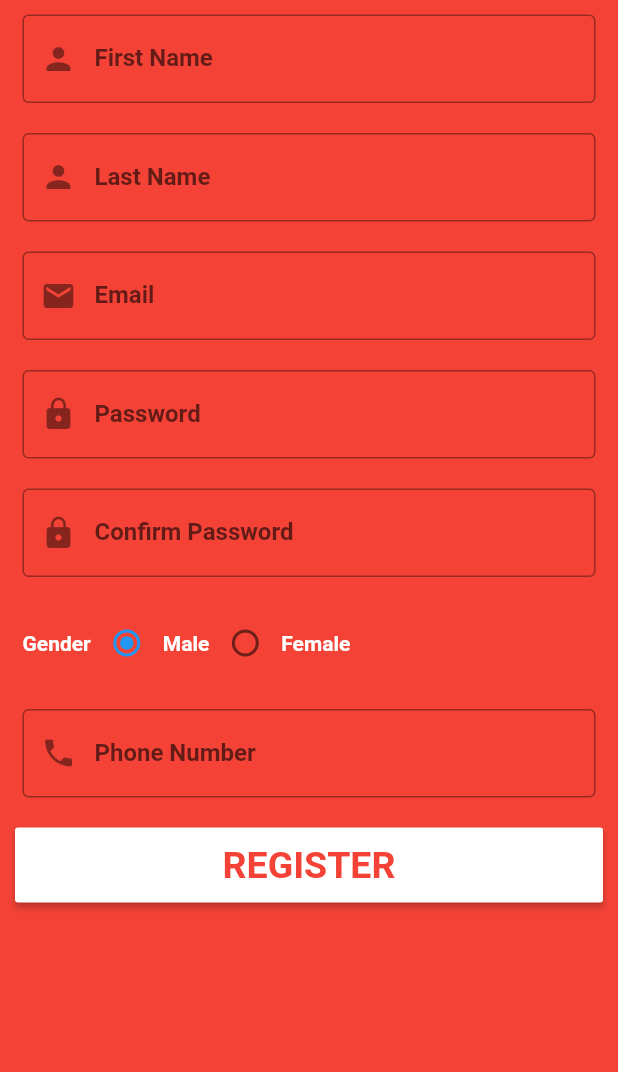
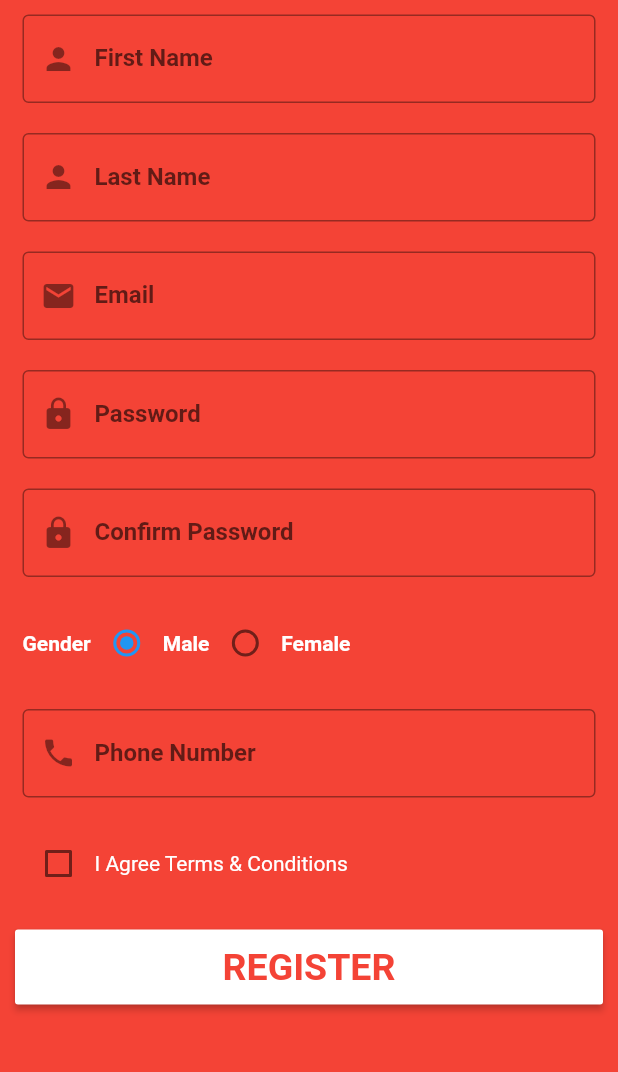
Before and after one commit to prathameshmestry-fresco/flutter-NeoStore, a Flutter app: the RegisterScreen screen opened directly, on a phone screen of 412 x 824 dp, the part 155-1227 px from its top. Run offline on Flutter 3.47's test engine with Material 2 defaults, Android fonts, the phone set to English and light mode, and no system bars.

Commit message:
Terms and conditions checkbox added in register screen.

```diff
--- a/lib/main.dart
+++ b/lib/main.dart
@@ -1,4 +1,4 @@
-import './register.dart';
+import './screen/register.dart';
 import 'package:flutter/material.dart';
 
 void main() {
--- a/lib/register.dart
+++ b/lib/screen/register.dart
@@ -13,6 +13,7 @@ class RegisterScreen extends StatefulWidget {
 }
 
 class _RegisterScreenState extends State<RegisterScreen> {
+  bool _isAgreeTerms = false;
   int _radioValue = 0;
   String selectedGender = '';
 
@@ -169,6 +170,25 @@ class _RegisterScreenState extends State<RegisterScreen> {
               ),
               Container(
                 margin: EdgeInsets.all(10),
+                padding: EdgeInsets.symmetric(horizontal: 5),
+                child: Row(
+                  children: <Widget>[
+                    new Checkbox(
+                        value: _isAgreeTerms,
+                        onChanged: (val) {
+                          setState(() {
+                            _isAgreeTerms = true;
+                          });
+                        }),
+                    new Text(
+                      'I Agree Terms & Conditions',
+                      style: TextStyle(color: Colors.white),
+                    ),
+                  ],
+                ),
+              ),
+              Container(
+                margin: EdgeInsets.all(10),
                 width: double.infinity,
                 height: 50,
                 child: RaisedButton(
```
